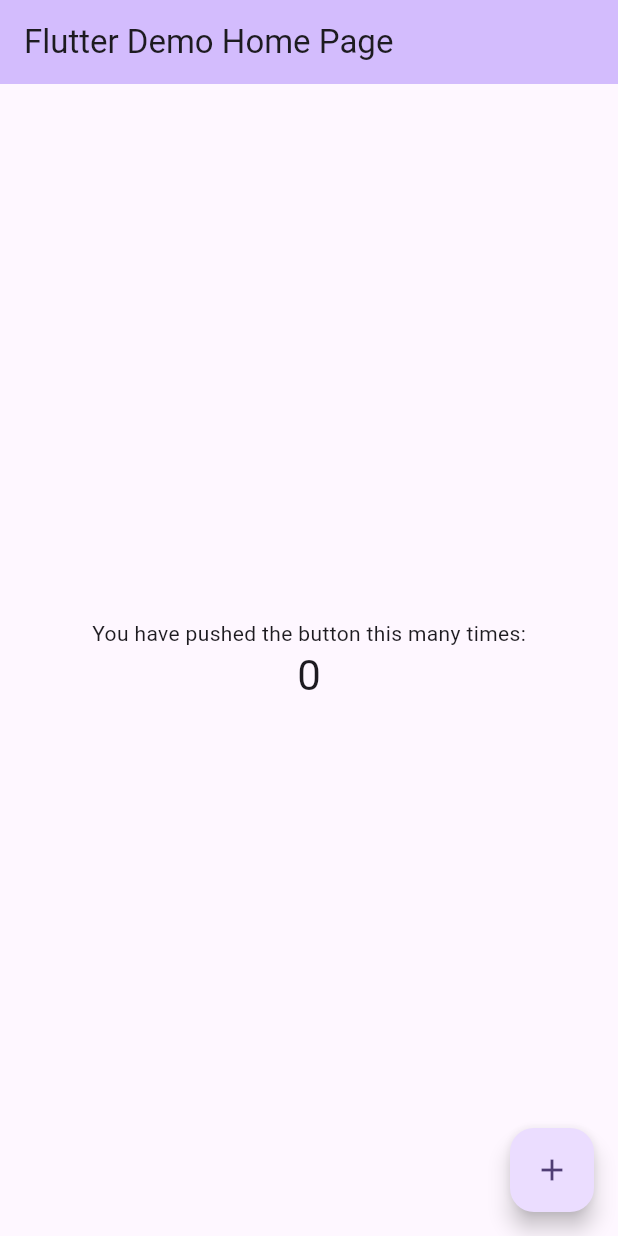
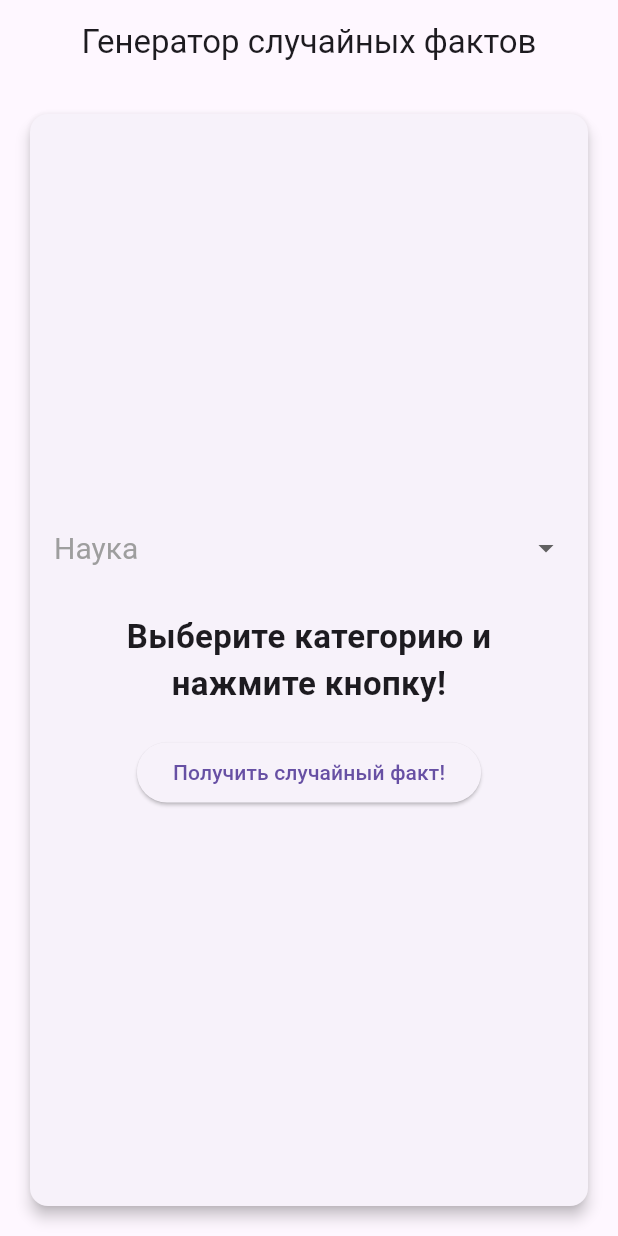
Before and after one commit to Tanya-bit23/Fact-Generator, a Flutter app: the screen it shows after launch, on a phone screen of 412 x 824 dp. Run offline on Flutter 3.47's test engine with Material 3 defaults, Android fonts, the phone set to English and light mode, and no system bars.

Commit message:
change main

```diff
--- a/flutter_application_1/lib/main.dart
+++ b/flutter_application_1/lib/main.dart
@@ -1,122 +1,115 @@
 import 'package:flutter/material.dart';
+import 'dart:math';
 
 void main() {
-  runApp(const MyApp());
+  runApp(MyApp());
 }
 
 class MyApp extends StatelessWidget {
-  const MyApp({super.key});
-
-  // This widget is the root of your application.
   @override
   Widget build(BuildContext context) {
     return MaterialApp(
-      title: 'Flutter Demo',
-      theme: ThemeData(
-        // This is the theme of your application.
-        //
-        // TRY THIS: Try running your application with "flutter run". You'll see
-        // the application has a purple toolbar. Then, without quitting the app,
-        // try changing the seedColor in the colorScheme below to Colors.green
-        // and then invoke "hot reload" (save your changes or press the "hot
-        // reload" button in a Flutter-supported IDE, or press "r" if you used
-        // the command line to start the app).
-        //
-        // Notice that the counter didn't reset back to zero; the application
-        // state is not lost during the reload. To reset the state, use hot
-        // restart instead.
-        //
-        // This works for code too, not just values: Most code changes can be
-        // tested with just a hot reload.
-        colorScheme: ColorScheme.fromSeed(seedColor: Colors.deepPurple),
-      ),
-      home: const MyHomePage(title: 'Flutter Demo Home Page'),
+      title: 'Генератор случайных фактов',
+      theme: ThemeData(primarySwatch: Colors.grey),
+      home: FactsPage(),
     );
   }
 }
 
-class MyHomePage extends StatefulWidget {
-  const MyHomePage({super.key, required this.title});
-
-  // This widget is the home page of your application. It is stateful, meaning
-  // that it has a State object (defined below) that contains fields that affect
-  // how it looks.
-
-  // This class is the configuration for the state. It holds the values (in this
-  // case the title) provided by the parent (in this case the App widget) and
-  // used by the build method of the State. Fields in a Widget subclass are
-  // always marked "final".
-
-  final String title;
-
+class FactsPage extends StatefulWidget {
   @override
-  State<MyHomePage> createState() => _MyHomePageState();
+  _FactsPageState createState() => _FactsPageState();
 }
 
-class _MyHomePageState extends State<MyHomePage> {
-  int _counter = 0;
+class _FactsPageState extends State<FactsPage> {
+  String _fact = 'Выберите категорию и нажмите кнопку!';
 
-  void _incrementCounter() {
+  final Map<String, List<String>> _factsByCategory = {
+    'Наука': [
+      'Вода состоит из двух атомов водорода и одного атома кислорода.',
+      'Солнце - это звезда, а не планета.',
+      'Человеческий мозг на 75% состоит из воды.',
+    ],
+    'История': [
+      'Древний Египет известен своими пирамидами.',
+      'Год 1776 считается годом независимости США.',
+      'Первый человек, ступивший на Луну — Нил Армстронг.',
+    ],
+    'Природа': [
+      'Самое высокое дерево в мире - секвойя.',
+      'Океаны занимают около 71% поверхности Земли.',
+      'Совы могут поворачивать голову на 270 градусов.',
+    ],
+  };
+
+  String _selectedCategory = 'Наука';
+
+  void _getRandomFact() {
+    final facts = _factsByCategory[_selectedCategory];
+    if (facts != null && facts.isNotEmpty) {
+      final randomIndex = Random().nextInt(facts.length);
       setState(() {
-      // This call to setState tells the Flutter framework that something has
-      // changed in this State, which causes it to rerun the build method below
-      // so that the display can reflect the updated values. If we changed
-      // _counter without calling setState(), then the build method would not be
-      // called again, and so nothing would appear to happen.
-      _counter++;
+        _fact = facts[randomIndex];
       });
+    }
   }
 
   @override
   Widget build(BuildContext context) {
-    // This method is rerun every time setState is called, for instance as done
-    // by the _incrementCounter method above.
-    //
-    // The Flutter framework has been optimized to make rerunning build methods
-    // fast, so that you can just rebuild anything that needs updating rather
-    // than having to individually change instances of widgets.
     return Scaffold(
       appBar: AppBar(
-        // TRY THIS: Try changing the color here to a specific color (to
-        // Colors.amber, perhaps?) and trigger a hot reload to see the AppBar
-        // change color while the other colors stay the same.
-        backgroundColor: Theme.of(context).colorScheme.inversePrimary,
-        // Here we take the value from the MyHomePage object that was created by
-        // the App.build method, and use it to set our appbar title.
-        title: Text(widget.title),
+        title: Text('Генератор случайных фактов'),
+        centerTitle: true,
       ),
       body: Center(
-        // Center is a layout widget. It takes a single child and positions it
-        // in the middle of the parent.
+        child: Padding(
+          padding: const EdgeInsets.all(16.0),
+          child: Card(
+            elevation: 4,
+            shape: RoundedRectangleBorder(
+              borderRadius: BorderRadius.circular(12),
+            ),
+            child: Padding(
+              padding: const EdgeInsets.all(16.0),
               child: Column(
-          // Column is also a layout widget. It takes a list of children and
-          // arranges them vertically. By default, it sizes itself to fit its
-          // children horizontally, and tries to be as tall as its parent.
-          //
-          // Column has various properties to control how it sizes itself and
-          // how it positions its children. Here we use mainAxisAlignment to
-          // center the children vertically; the main axis here is the vertical
-          // axis because Columns are vertical (the cross axis would be
-          // horizontal).
-          //
-          // TRY THIS: Invoke "debug painting" (choose the "Toggle Debug Paint"
-          // action in the IDE, or press "p" in the console), to see the
-          // wireframe for each widget.
                 mainAxisAlignment: MainAxisAlignment.center,
-          children: <Widget>[
-            const Text('You have pushed the button this many times:'),
+                children: [
+                  DropdownButton<String>(
+                    value: _selectedCategory,
+                    isExpanded: true,
+                    underline: Container(),
+                    style: TextStyle(fontSize: 20, color: Colors.grey),
+                    items:
+                        _factsByCategory.keys.map((String category) {
+                          return DropdownMenuItem<String>(
+                            value: category,
+                            child: Text(category),
+                          );
+                        }).toList(),
+                    onChanged: (String? newValue) {
+                      setState(() {
+                        _selectedCategory = newValue!;
+                        _fact = 'Выберите категорию и нажмите кнопку!';
+                      });
+                    },
+                  ),
+                  SizedBox(height: 20),
                   Text(
-              '$_counter',
-              style: Theme.of(context).textTheme.headlineMedium,
+                    _fact,
+                    textAlign: TextAlign.center,
+                    style: TextStyle(fontSize: 22, fontWeight: FontWeight.bold),
+                  ),
+                  SizedBox(height: 20),
+                  ElevatedButton(
+                    onPressed: _getRandomFact,
+                    child: Text('Получить случайный факт!'),
                   ),
                 ],
               ),
             ),
-      floatingActionButton: FloatingActionButton(
-        onPressed: _incrementCounter,
-        tooltip: 'Increment',
-        child: const Icon(Icons.add),
-      ), // This trailing comma makes auto-formatting nicer for build methods.
+          ),
+        ),
+      ),
     );
   }
 }
```
Lines whose indentation alone changed are shown as unchanged.
